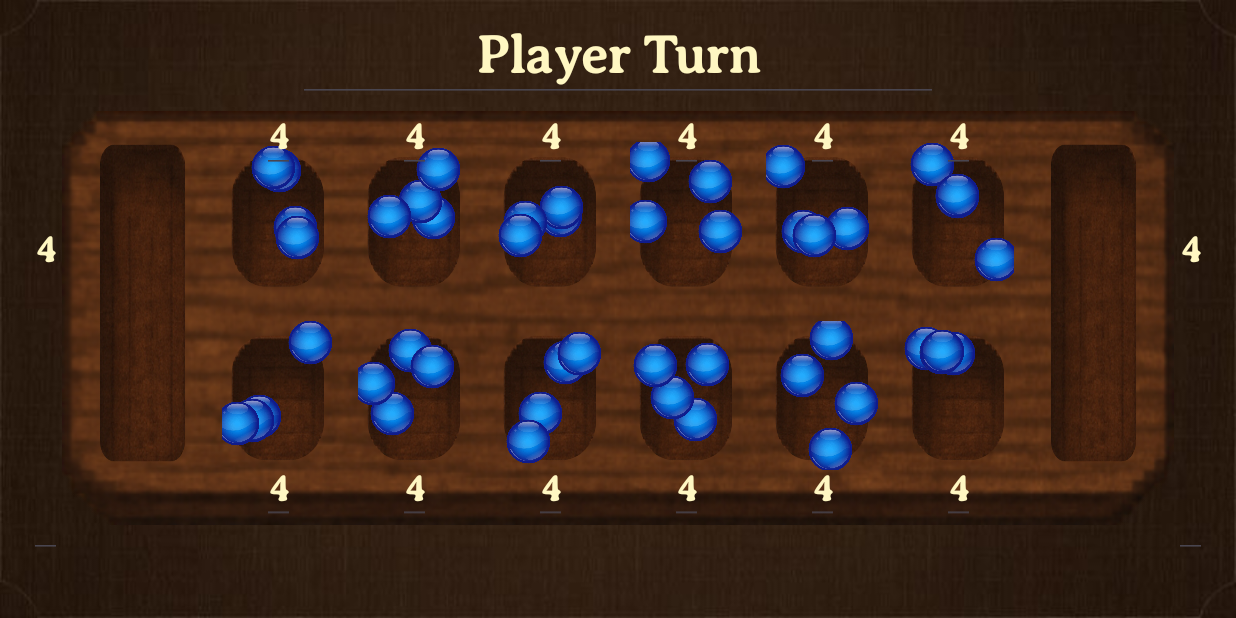
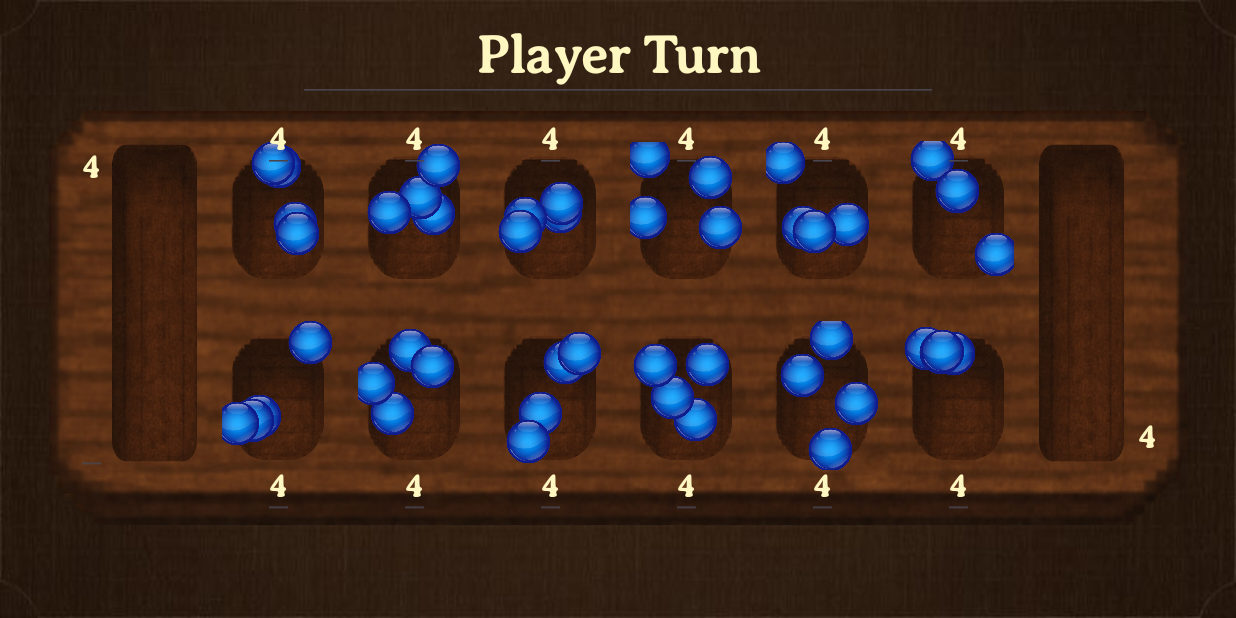
Before and after one commit to Juliatduffy/Mancala-App, an Android app: the GameFragment screen opened through its navigation route, on a phone screen of 824 x 412 dp (held sideways). Run offline under Robolectric (Android 15) with nearby library versions, the phone set to English and light mode, and no system bars.

```diff
--- a/app/src/main/java/com/example/mancala/GameFragment.kt
+++ b/app/src/main/java/com/example/mancala/GameFragment.kt
@@ -7,8 +7,10 @@ import androidx.fragment.app.Fragment
 import android.view.LayoutInflater
 import android.view.View
 import android.view.ViewGroup
+import android.widget.EditText
 import android.widget.FrameLayout
 import android.widget.ImageView
+import android.widget.TextView
 import com.example.mancala.databinding.FragmentGameBinding
 import androidx.lifecycle.lifecycleScope
 import kotlinx.coroutines.Dispatchers
@@ -31,6 +33,7 @@ class GameFragment : Fragment() {
     private var _binding: FragmentGameBinding? = null
     private val binding get() = _binding!!
     private lateinit var holes: List<FrameLayout>
+    private lateinit var holeCounts:List<EditText>
     private val marbleSizeDp = 30
 
     private sealed class AnimationEvent {
@@ -69,6 +72,22 @@ class GameFragment : Fragment() {
             binding.pit12,
             binding.pit13
         )
+        holeCounts = listOf(
+            binding.hole0Count,
+            binding.hole1Count,
+            binding.hole2Count,
+            binding.hole3Count,
+            binding.hole4Count,
+            binding.hole5Count,
+            binding.leftStoreCount,
+            binding.hole7Count,
+            binding.hole8Count,
+            binding.hole9Count,
+            binding.hole10Count,
+            binding.hole11Count,
+            binding.hole12Count,
+            binding.rightStoreCount
+        )
 
         // populate the board with 4 marbles / hole at the beginning of the game
         redrawAllPits(viewModel.marbles.value)
@@ -103,6 +122,11 @@ class GameFragment : Fragment() {
                 when (event) {
                     is AnimationEvent.Move -> {
                         animateSingleMarbleMove(event.fromPit, event.toPit)
+                        var newCount= viewModel.marbles.value[event.toPit]
+                        holeCounts[event.toPit].setText("$newCount")
+                        newCount =  viewModel.marbles.value[event.fromPit]
+                        holeCounts[event.fromPit].setText("$newCount")
+
                     }
 
                     is AnimationEvent.Capture -> {
@@ -180,7 +204,7 @@ class GameFragment : Fragment() {
         flyingMarble.animate()
             .x(toCenterX - half - overlayLoc[0])
             .y(toCenterY - half - overlayLoc[1])
-            .setDuration(300L)
+            .setDuration(200L)
             .withEndAction {
                 overlay.removeView(flyingMarble)
                 val sourceContainer = holes[fromPit]
--- a/app/src/main/res/layout/fragment_game.xml
+++ b/app/src/main/res/layout/fragment_game.xml
@@ -20,13 +20,13 @@
         android:layout_width="0dp"
         android:layout_height="0dp"
         android:adjustViewBounds="true"
+        android:background="@null"
         android:scaleType="fitXY"
         android:src="@drawable/board"
-        android:background="@null"
+        app:layout_constraintBottom_toBottomOf="@id/guide_bottom_row"
+        app:layout_constraintEnd_toEndOf="@id/col9"
         app:layout_constraintStart_toStartOf="@id/col1"
-        app:layout_constraintEnd_toEndOf="@id/col9"
-        app:layout_constraintTop_toTopOf="@id/guide_top_row"
-        app:layout_constraintBottom_toBottomOf="@id/guide_bottom_row" />
+        app:layout_constraintTop_toTopOf="@id/guide_top_row" />
 
     <!-- Horizontal guidelines for rows -->
     <androidx.constraintlayout.widget.Guideline
@@ -63,7 +63,7 @@
         android:layout_width="wrap_content"
         android:layout_height="0dp"
         android:orientation="vertical"
-        app:layout_constraintGuide_percent="0.05" />
+        app:layout_constraintGuide_percent="0.04" />
 
     <androidx.constraintlayout.widget.Guideline
         android:id="@+id/col2"
@@ -119,7 +119,7 @@
         android:layout_width="wrap_content"
         android:layout_height="0dp"
         android:orientation="vertical"
-        app:layout_constraintGuide_percent="0.95" />
+        app:layout_constraintGuide_percent="0.96" />
 
     <androidx.constraintlayout.widget.Guideline
         android:id="@+id/col10"
@@ -133,14 +133,14 @@
         android:layout_width="wrap_content"
         android:layout_height="0dp"
         android:orientation="vertical"
-        app:layout_constraintGuide_percent="0.07" />
+        app:layout_constraintGuide_percent="0.08" />
 
     <androidx.constraintlayout.widget.Guideline
         android:id="@+id/store_left_right"
         android:layout_width="wrap_content"
         android:layout_height="0dp"
         android:orientation="vertical"
-        app:layout_constraintGuide_percent="0.16" />
+        app:layout_constraintGuide_percent="0.17" />
 
     <androidx.constraintlayout.widget.Guideline
         android:id="@+id/store_left_top"
@@ -175,14 +175,14 @@
         android:layout_width="wrap_content"
         android:layout_height="0dp"
         android:orientation="vertical"
-        app:layout_constraintGuide_percent="0.84" />
+        app:layout_constraintGuide_percent="0.83" />
 
     <androidx.constraintlayout.widget.Guideline
         android:id="@+id/store_right_right"
         android:layout_width="wrap_content"
         android:layout_height="0dp"
         android:orientation="vertical"
-        app:layout_constraintGuide_percent="0.93" />
+        app:layout_constraintGuide_percent="0.92" />
 
     <androidx.constraintlayout.widget.Guideline
         android:id="@+id/store_right_top"
@@ -244,6 +244,7 @@
         android:id="@+id/pit12"
         android:layout_width="0dp"
         android:layout_height="0dp"
+        android:layout_marginBottom="5dp"
         android:clickable="false"
         android:focusable="false"
         android:background="@drawable/hole"
@@ -286,6 +287,7 @@
         android:id="@+id/pit11"
         android:layout_width="0dp"
         android:layout_height="0dp"
+        android:layout_marginBottom="5dp"
         android:clickable="false"
         android:focusable="false"
         android:background="@drawable/hole"
@@ -328,6 +330,7 @@
         android:id="@+id/pit10"
         android:layout_width="0dp"
         android:layout_height="0dp"
+        android:layout_marginBottom="5dp"
         android:clickable="false"
         android:focusable="false"
         android:foreground="?attr/selectableItemBackground"
@@ -370,6 +373,7 @@
         android:id="@+id/pit9"
         android:layout_width="0dp"
         android:layout_height="0dp"
+        android:layout_marginBottom="5dp"
         android:clickable="false"
         android:focusable="false"
         android:background="@drawable/hole"
@@ -412,6 +416,7 @@
         android:id="@+id/pit8"
         android:layout_width="0dp"
         android:layout_height="0dp"
+        android:layout_marginBottom="5dp"
         android:clickable="false"
         android:focusable="false"
         android:background="@drawable/hole"
@@ -441,7 +446,7 @@
         android:layout_width="wrap_content"
         android:layout_height="0dp"
         android:orientation="horizontal"
-        app:layout_constraintGuide_percent="0.23" />
+        app:layout_constraintGuide_begin="94dp" />
 
     <androidx.constraintlayout.widget.Guideline
         android:id="@+id/pit5_bottom"
@@ -454,6 +459,7 @@
         android:id="@+id/pit7"
         android:layout_width="0dp"
         android:layout_height="0dp"
+        android:layout_marginBottom="5dp"
         android:clickable="false"
         android:focusable="false"
         android:background="@drawable/hole"
@@ -741,7 +747,7 @@
         app:layout_constraintTop_toTopOf="parent" />
 
     <EditText
-        android:id="@+id/hole1Count"
+        android:id="@+id/hole0Count"
         android:translationY="-9dp"
         android:layout_width="wrap_content"
         android:layout_height="wrap_content"
@@ -750,14 +756,14 @@
         android:text="4"
         android:textAlignment="center"
         android:textColor="#fff7c2"
-        android:textSize="25sp"
+        android:textSize="22sp"
         android:textStyle="bold"
         app:layout_constraintEnd_toStartOf="@+id/pit0_right"
         app:layout_constraintStart_toStartOf="@+id/pit0_left"
         app:layout_constraintTop_toTopOf="@+id/store_left_bottom" />
 
     <EditText
-        android:id="@+id/hole2Count"
+        android:id="@+id/hole1Count"
         android:layout_width="wrap_content"
         android:layout_height="wrap_content"
         android:fontFamily="@font/averia_serif_libre"
@@ -765,11 +771,26 @@
         android:text="4"
         android:textAlignment="center"
         android:textColor="#fff7c2"
-        android:textSize="25sp"
+        android:textSize="22sp"
         android:textStyle="bold"
         android:translationY="-9dp"
         app:layout_constraintEnd_toStartOf="@+id/pit1_right"
         app:layout_constraintStart_toStartOf="@+id/pit1_left"
+        app:layout_constraintTop_toTopOf="@+id/store_left_bottom" />
+    <EditText
+        android:id="@+id/hole2Count"
+        android:translationY="-9dp"
+        android:layout_width="wrap_content"
+        android:layout_height="wrap_content"
+        android:fontFamily="@font/averia_serif_libre"
+        android:inputType="text"
+        android:text="4"
+        android:textAlignment="center"
+        android:textColor="#fff7c2"
+        android:textSize="22sp"
+        android:textStyle="bold"
+        app:layout_constraintEnd_toStartOf="@+id/pit2_right"
+        app:layout_constraintStart_toStartOf="@+id/pit2_left"
         app:layout_constraintTop_toTopOf="@+id/store_left_bottom" />
     <EditText
         android:id="@+id/hole3Count"
@@ -781,10 +802,10 @@
         android:text="4"
         android:textAlignment="center"
         android:textColor="#fff7c2"
-        android:textSize="25sp"
+        android:textSize="22sp"
         android:textStyle="bold"
-        app:layout_constraintEnd_toStartOf="@+id/pit2_right"
-        app:layout_constraintStart_toStartOf="@+id/pit2_left"
+        app:layout_constraintEnd_toStartOf="@+id/pit3_right"
+        app:layout_constraintStart_toStartOf="@+id/pit3_left"
         app:layout_constraintTop_toTopOf="@+id/store_left_bottom" />
     <EditText
         android:id="@+id/hole4Count"
@@ -796,10 +817,10 @@
         android:text="4"
         android:textAlignment="center"
         android:textColor="#fff7c2"
-        android:textSize="25sp"
+        android:textSize="22sp"
         android:textStyle="bold"
-        app:layout_constraintEnd_toStartOf="@+id/pit3_right"
-        app:layout_constraintStart_toStartOf="@+id/pit3_left"
+        app:layout_constraintEnd_toStartOf="@+id/pit4_right"
+        app:layout_constraintStart_toStartOf="@+id/pit4_left"
         app:layout_constraintTop_toTopOf="@+id/store_left_bottom" />
     <EditText
         android:id="@+id/hole5Count"
@@ -811,22 +832,7 @@
         android:text="4"
         android:textAlignment="center"
         android:textColor="#fff7c2"
-        android:textSize="25sp"
-        android:textStyle="bold"
-        app:layout_constraintEnd_toStartOf="@+id/pit4_right"
-        app:layout_constraintStart_toStartOf="@+id/pit4_left"
-        app:layout_constraintTop_toTopOf="@+id/store_left_bottom" />
-    <EditText
-        android:id="@+id/hole6Count"
-        android:translationY="-9dp"
-        android:layout_width="wrap_content"
-        android:layout_height="wrap_content"
-        android:fontFamily="@font/averia_serif_libre"
-        android:inputType="text"
-        android:text="4"
-        android:textAlignment="center"
-        android:textColor="#fff7c2"
-        android:textSize="25sp"
+        android:textSize="22sp"
         android:textStyle="bold"
         app:layout_constraintEnd_toStartOf="@+id/pit5_right"
         app:layout_constraintStart_toStartOf="@+id/pit5_left"
@@ -841,7 +847,7 @@
         android:text="4"
         android:textAlignment="center"
         android:textColor="#fff7c2"
-        android:textSize="25sp"
+        android:textSize="22sp"
         android:textStyle="bold"
         app:layout_constraintBottom_toTopOf="@+id/store_left_top"
         app:layout_constraintEnd_toStartOf="@+id/pit5_right"
@@ -856,7 +862,7 @@
         android:text="4"
         android:textAlignment="center"
         android:textColor="#fff7c2"
-        android:textSize="25sp"
+        android:textSize="22sp"
         android:textStyle="bold"
         app:layout_constraintBottom_toTopOf="@+id/store_left_top"
         app:layout_constraintEnd_toStartOf="@+id/pit4_right"
@@ -871,7 +877,7 @@
         android:text="4"
         android:textAlignment="center"
         android:textColor="#fff7c2"
-        android:textSize="25sp"
+        android:textSize="22sp"
         android:textStyle="bold"
         app:layout_constraintBottom_toTopOf="@+id/store_left_top"
         app:layout_constraintEnd_toStartOf="@+id/pit3_right"
@@ -886,7 +892,7 @@
         android:text="4"
         android:textAlignment="center"
         android:textColor="#fff7c2"
-        android:textSize="25sp"
+        android:textSize="22sp"
         android:textStyle="bold"
         app:layout_constraintBottom_toTopOf="@+id/store_left_top"
         app:layout_constraintEnd_toStartOf="@+id/pit2_right"
@@ -901,7 +907,7 @@
         android:text="4"
         android:textAlignment="center"
         android:textColor="#fff7c2"
-        android:textSize="25sp"
+        android:textSize="22sp"
         android:textStyle="bold"
         app:layout_constraintBottom_toTopOf="@+id/store_left_top"
         app:layout_constraintEnd_toStartOf="@+id/pit1_right"
@@ -916,7 +922,7 @@
         android:text="4"
         android:textAlignment="center"
         android:textColor="#fff7c2"
-        android:textSize="25sp"
+        android:textSize="22sp"
         android:textStyle="bold"
         app:layout_constraintBottom_toTopOf="@+id/store_left_top"
         app:layout_constraintEnd_toStartOf="@+id/pit0_right"
@@ -926,29 +932,34 @@
         android:id="@+id/leftStoreCount"
         android:layout_width="wrap_content"
         android:layout_height="match_parent"
+        android:layout_marginStart="7dp"
         android:fontFamily="@font/averia_serif_libre"
         android:inputType="text"
         android:text="4"
-        android:translationY="-40dp"
         android:textAlignment="center"
         android:textColor="#fff7c2"
-        android:textSize="25sp"
+        android:textSize="22sp"
         android:textStyle="bold"
-        app:layout_constraintEnd_toStartOf="@+id/boardImage" />
+        android:translationX="28dp"
+        android:translationY="-95dp"
+        app:layout_constraintEnd_toStartOf="@+id/boardImage"
+        app:layout_constraintStart_toStartOf="@+id/boardImage" />
 
     <EditText
         android:id="@+id/rightStoreCount"
         android:layout_width="wrap_content"
         android:layout_height="match_parent"
-        android:translationY="-40dp"
         android:fontFamily="@font/averia_serif_libre"
         android:inputType="text"
         android:text="4"
         android:textAlignment="center"
         android:textColor="#fff7c2"
-        android:textSize="25sp"
+        android:textSize="22sp"
         android:textStyle="bold"
-        app:layout_constraintStart_toEndOf="@+id/boardImage" />
+        android:translationX="-37dp"
+        android:translationY="85dp"
+        app:layout_constraintStart_toEndOf="@+id/boardImage"
+        tools:layout_editor_absoluteY="94dp" />
 
 </androidx.constraintlayout.widget.ConstraintLayout>
 
```
